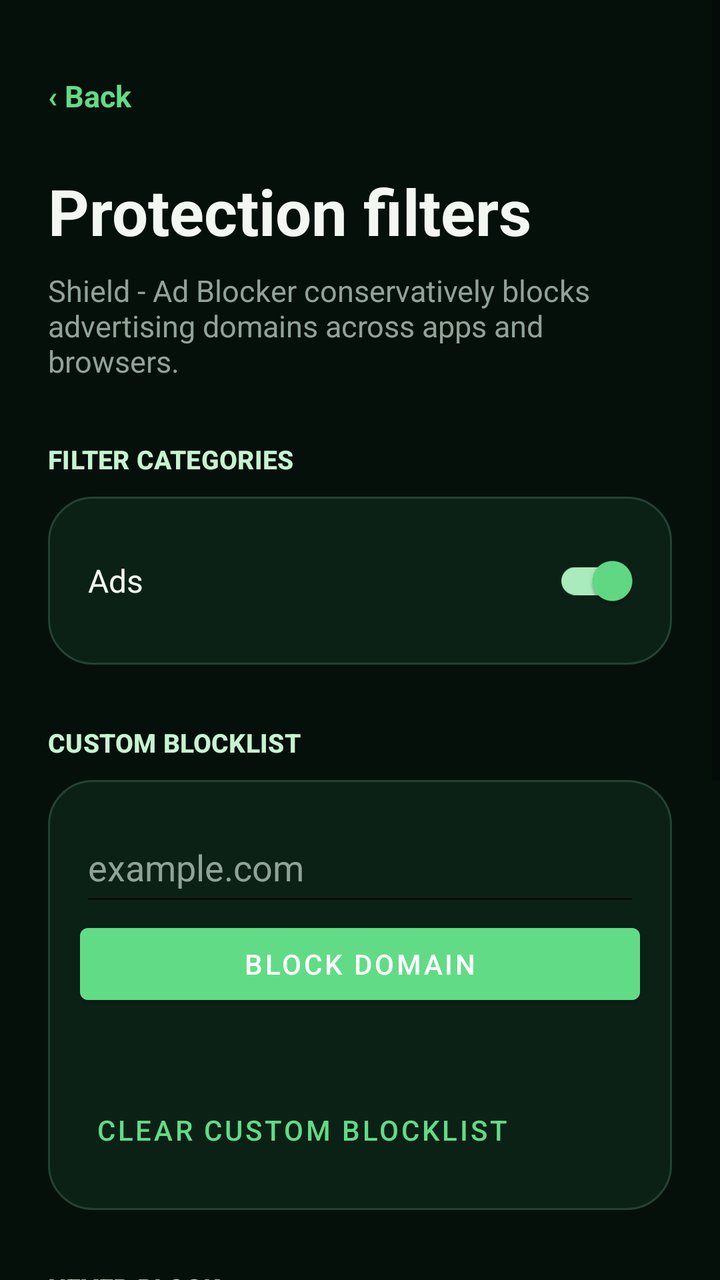
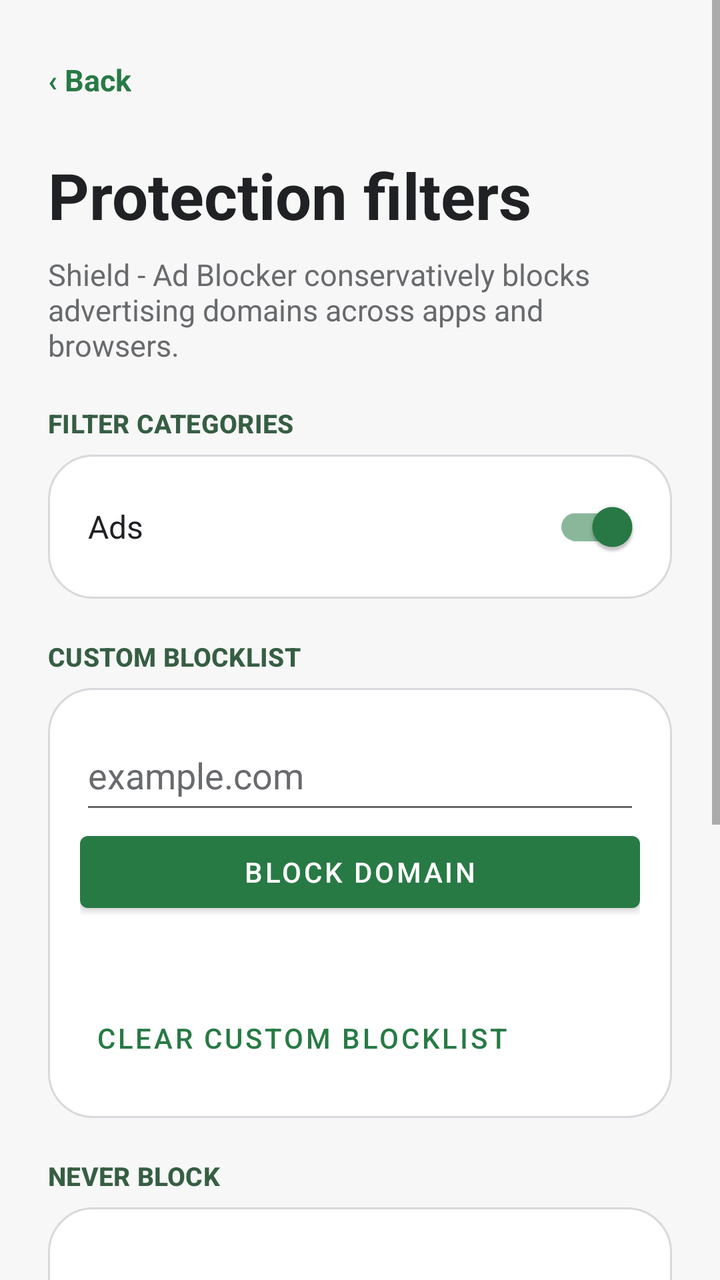

An Android layout rendered at two revisions. The XML below is the earlier revision; the diff shows what the commit changed to produce the second picture.
<!-- AndroidManifest.xml: application theme Theme.SimpleShield -->
<!-- res/layout/activity_filters.xml -->
<?xml version="1.0" encoding="utf-8"?>
<ScrollView xmlns:android="http://schemas.android.com/apk/res/android" android:layout_width="match_parent" android:layout_height="match_parent" android:background="@color/forest_background" android:fillViewport="true">
    <LinearLayout android:layout_width="match_parent" android:layout_height="wrap_content" android:orientation="vertical" android:padding="24dp">
        <TextView android:id="@+id/backButton" android:layout_width="wrap_content" android:layout_height="48dp" android:gravity="center_vertical" android:text="@string/back" android:textColor="@color/forest_accent" android:textSize="15sp" android:textStyle="bold" />
        <TextView android:layout_width="wrap_content" android:layout_height="wrap_content" android:layout_marginTop="12dp" android:text="@string/protection_filters" android:textColor="@color/forest_paper" android:textSize="32sp" android:textStyle="bold" />
        <TextView android:layout_width="match_parent" android:layout_height="wrap_content" android:layout_marginTop="8dp" android:text="@string/filters_intro" android:textColor="@color/forest_muted" android:textSize="15sp" />
        <TextView style="@style/ForestSectionLabel" android:text="@string/filter_categories" />
        <LinearLayout android:layout_width="match_parent" android:layout_height="wrap_content" android:background="@drawable/bg_settings_group" android:orientation="vertical" android:padding="12dp">
            <com.google.android.material.switchmaterial.SwitchMaterial android:id="@+id/adsSwitch" style="@style/ForestSwitch" android:checked="true" android:text="@string/ads" />
        </LinearLayout>
        <TextView style="@style/ForestSectionLabel" android:text="@string/custom_blocklist" />
        <LinearLayout android:layout_width="match_parent" android:layout_height="wrap_content" android:background="@drawable/bg_settings_group" android:orientation="vertical" android:padding="16dp">
            <EditText android:id="@+id/blockDomainInput" android:layout_width="match_parent" android:layout_height="52dp" android:hint="@string/domain_hint" android:inputType="textUri" android:singleLine="true" android:textColor="@color/forest_paper" android:textColorHint="@color/forest_muted" />
            <com.google.android.material.button.MaterialButton android:id="@+id/addBlockButton" android:layout_width="match_parent" android:layout_height="wrap_content" android:text="@string/add_block_rule" />
            <TextView android:id="@+id/blockRulesText" android:layout_width="match_parent" android:layout_height="wrap_content" android:padding="8dp" android:textColor="@color/forest_muted" />
            <com.google.android.material.button.MaterialButton android:id="@+id/clearBlockRulesButton" style="@style/Widget.MaterialComponents.Button.TextButton" android:layout_width="wrap_content" android:layout_height="wrap_content" android:text="@string/clear_custom_rules" />
        </LinearLayout>
        <TextView style="@style/ForestSectionLabel" android:text="@string/never_block" />
        <LinearLayout android:layout_width="match_parent" android:layout_height="wrap_content" android:background="@drawable/bg_settings_group" android:orientation="vertical" android:padding="16dp">
            <EditText android:id="@+id/allowDomainInput" android:layout_width="match_parent" android:layout_height="52dp" android:hint="@string/domain_hint" android:inputType="textUri" android:singleLine="true" android:textColor="@color/forest_paper" android:textColorHint="@color/forest_muted" />
            <com.google.android.material.button.MaterialButton android:id="@+id/addAllowButton" android:layout_width="match_parent" android:layout_height="wrap_content" android:text="@string/add_allow_rule" />
            <TextView android:id="@+id/allowRulesText" android:layout_width="match_parent" android:layout_height="wrap_content" android:padding="8dp" android:textColor="@color/forest_muted" />
            <com.google.android.material.button.MaterialButton android:id="@+id/clearAllowRulesButton" style="@style/Widget.MaterialComponents.Button.TextButton" android:layout_width="wrap_content" android:layout_height="wrap_content" android:text="@string/clear_allow_rules" />
        </LinearLayout>
        <TextView style="@style/ForestSectionLabel" android:text="@string/recent_blocks" />
        <TextView android:id="@+id/recentBlocksText" android:layout_width="match_parent" android:layout_height="wrap_content" android:background="@drawable/bg_settings_group" android:fontFamily="monospace" android:padding="16dp" android:textColor="@color/forest_muted" android:textSize="12sp" />
        <TextView android:layout_width="match_parent" android:layout_height="wrap_content" android:layout_marginTop="24dp" android:gravity="center" android:text="@string/saved_automatically" android:textColor="@color/forest_muted" android:textSize="13sp" />
    </LinearLayout>
</ScrollView>
<!-- resources referenced by this layout -->
<resources>
  <color name="forest_accent">#62DB86</color>
  <color name="forest_background">#06100B</color>
  <color name="forest_muted">#91A398</color>
  <color name="forest_paper">#F3F7F2</color>
  <!-- drawable bg_settings_group (drawable) -->
  <?xml version="1.0" encoding="utf-8"?>
  <shape xmlns:android="http://schemas.android.com/apk/res/android"><corners android:radius="22dp" /><solid android:color="@color/forest_surface" /><stroke android:width="1dp" android:color="@color/forest_divider" /></shape>
  <string name="add_allow_rule">Always allow domain</string>
  <string name="add_block_rule">Block domain</string>
  <string name="ads">Ads</string>
  <string name="back">‹  Back</string>
  <string name="clear_allow_rules">Clear allowlist</string>
  <string name="clear_custom_rules">Clear custom blocklist</string>
  <string name="custom_blocklist">CUSTOM BLOCKLIST</string>
  <string name="domain_hint">example.com</string>
  <string name="filter_categories">FILTER CATEGORIES</string>
  <string name="filters_intro">Shield - Ad Blocker conservatively blocks advertising domains across apps and browsers.</string>
  <string name="never_block">NEVER BLOCK</string>
  <string name="protection_filters">Protection filters</string>
  <string name="recent_blocks">RECENTLY BLOCKED</string>
  <string name="saved_automatically">Changes are saved automatically on this device</string>
  <style name="ForestSectionLabel" parent="TextAppearance.MaterialComponents.Subtitle2">
          <item name="android:layout_width">match_parent</item>
          <item name="android:layout_height">wrap_content</item>
          <item name="android:layout_marginTop">30dp</item>
          <item name="android:layout_marginBottom">10dp</item>
          <item name="android:textColor">@color/forest_accent_soft</item>
          <item name="android:textSize">13sp</item>
          <item name="android:textStyle">bold</item>
      </style>
  <style name="ForestSwitch" parent="Widget.MaterialComponents.CompoundButton.Switch">
          <item name="android:layout_width">match_parent</item>
          <item name="android:layout_height">60dp</item>
          <item name="android:gravity">center_vertical</item>
          <item name="android:paddingStart">8dp</item>
          <item name="android:paddingEnd">8dp</item>
          <item name="android:textColor">@color/forest_paper</item>
          <item name="android:textSize">16sp</item>
      </style>
  <style name="Theme.SimpleShield" parent="Theme.MaterialComponents.DayNight.NoActionBar">
          <item name="colorPrimary">@color/forest_accent</item>
          <item name="colorPrimaryDark">@color/forest_background</item>
          <item name="colorAccent">@color/forest_accent</item>
          <item name="colorControlActivated">@color/forest_accent</item>
          <item name="android:navigationBarColor">@color/forest_background</item>
          <item name="android:statusBarColor">@color/forest_background</item>
          <item name="android:windowLightStatusBar">false</item>
          <item name="android:windowBackground">@color/forest_background</item>
      </style>
  <color name="forest_surface">#0C2116</color>
  <color name="forest_divider">#244333</color>
  <color name="forest_accent_soft">#C7F3D1</color>
</resources>

<!-- the commit's change to res/layout/activity_filters.xml (unified diff, before → after) -->
@@ -1,6 +1,6 @@
 <?xml version="1.0" encoding="utf-8"?>
-<ScrollView xmlns:android="http://schemas.android.com/apk/res/android" android:layout_width="match_parent" android:layout_height="match_parent" android:background="@color/forest_background" android:fillViewport="true">
-    <LinearLayout android:layout_width="match_parent" android:layout_height="wrap_content" android:orientation="vertical" android:padding="24dp">
+<ScrollView xmlns:android="http://schemas.android.com/apk/res/android" android:id="@+id/root" android:layout_width="match_parent" android:layout_height="match_parent" android:background="@color/forest_background" android:clipToPadding="false" android:fillViewport="true" android:overScrollMode="never">
+    <LinearLayout android:layout_width="match_parent" android:layout_height="wrap_content" android:orientation="vertical" android:paddingStart="@dimen/screen_horizontal_padding" android:paddingTop="16dp" android:paddingEnd="@dimen/screen_horizontal_padding" android:paddingBottom="40dp">
         <TextView android:id="@+id/backButton" android:layout_width="wrap_content" android:layout_height="48dp" android:gravity="center_vertical" android:text="@string/back" android:textColor="@color/forest_accent" android:textSize="15sp" android:textStyle="bold" />
         <TextView android:layout_width="wrap_content" android:layout_height="wrap_content" android:layout_marginTop="12dp" android:text="@string/protection_filters" android:textColor="@color/forest_paper" android:textSize="32sp" android:textStyle="bold" />
         <TextView android:layout_width="match_parent" android:layout_height="wrap_content" android:layout_marginTop="8dp" android:text="@string/filters_intro" android:textColor="@color/forest_muted" android:textSize="15sp" />
<!-- resource entries referenced after the edit -->
@@ -1,9 +1,10 @@
 <!-- resources referenced by this layout -->
 <resources>
-  <color name="forest_accent">#62DB86</color>
-  <color name="forest_background">#06100B</color>
-  <color name="forest_muted">#91A398</color>
-  <color name="forest_paper">#F3F7F2</color>
+  <color name="forest_accent">#287A45</color>
+  <color name="forest_background">#F7F7F7</color>
+  <color name="forest_muted">#686A6D</color>
+  <color name="forest_paper">#202124</color>
+  <dimen name="screen_horizontal_padding">24dp</dimen>
   <!-- drawable bg_settings_group (drawable) -->
   <?xml version="1.0" encoding="utf-8"?>
   <shape xmlns:android="http://schemas.android.com/apk/res/android"><corners android:radius="22dp" /><solid android:color="@color/forest_surface" /><stroke android:width="1dp" android:color="@color/forest_divider" /></shape>
@@ -24,15 +25,15 @@
   <style name="ForestSectionLabel" parent="TextAppearance.MaterialComponents.Subtitle2">
           <item name="android:layout_width">match_parent</item>
           <item name="android:layout_height">wrap_content</item>
-          <item name="android:layout_marginTop">30dp</item>
-          <item name="android:layout_marginBottom">10dp</item>
+          <item name="android:layout_marginTop">20dp</item>
+          <item name="android:layout_marginBottom">7dp</item>
           <item name="android:textColor">@color/forest_accent_soft</item>
           <item name="android:textSize">13sp</item>
           <item name="android:textStyle">bold</item>
       </style>
   <style name="ForestSwitch" parent="Widget.MaterialComponents.CompoundButton.Switch">
           <item name="android:layout_width">match_parent</item>
-          <item name="android:layout_height">60dp</item>
+          <item name="android:layout_height">48dp</item>
           <item name="android:gravity">center_vertical</item>
           <item name="android:paddingStart">8dp</item>
           <item name="android:paddingEnd">8dp</item>
@@ -46,11 +47,11 @@
           <item name="colorControlActivated">@color/forest_accent</item>
           <item name="android:navigationBarColor">@color/forest_background</item>
           <item name="android:statusBarColor">@color/forest_background</item>
-          <item name="android:windowLightStatusBar">false</item>
+          <item name="android:windowLightStatusBar">@bool/light_system_bars</item>
           <item name="android:windowBackground">@color/forest_background</item>
       </style>
-  <color name="forest_surface">#0C2116</color>
-  <color name="forest_divider">#244333</color>
-  <color name="forest_accent_soft">#C7F3D1</color>
+  <color name="forest_surface">#FFFFFF</color>
+  <color name="forest_divider">#D7D9DC</color>
+  <color name="forest_accent_soft">#365E43</color>
 </resources>
 
